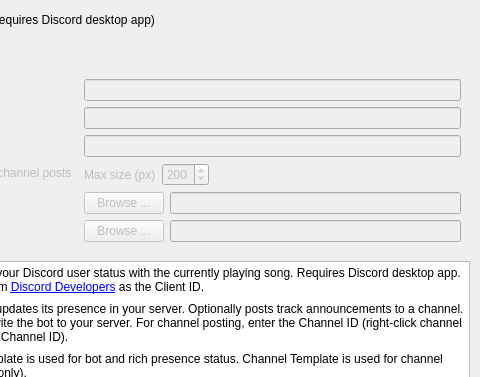
whatsnowplaying/whats-now-playing, file nowplaying/resources/ui/discordbot.ui: the form before one commit; both pictures show x 160 to 640 and y 0 to 377 of the 640 by 520 pixel window.
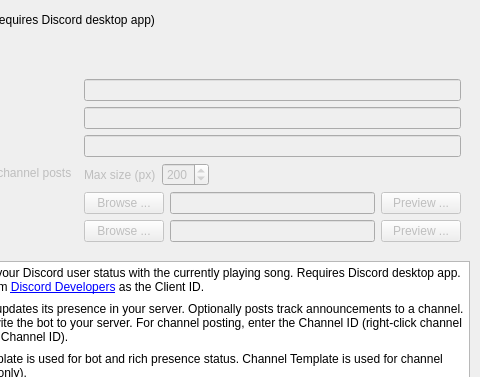
The form after the commit.

```diff
--- a/nowplaying/resources/ui/discordbot.ui
+++ b/nowplaying/resources/ui/discordbot.ui
@@ -185,6 +185,16 @@
           </property>
          </widget>
         </item>
+        <item>
+         <widget class="QPushButton" name="channel_template_preview_button">
+          <property name="enabled">
+           <bool>false</bool>
+          </property>
+          <property name="text">
+           <string>Preview ...</string>
+          </property>
+         </widget>
+        </item>
        </layout>
       </item>
       <item row="5" column="0">
@@ -216,6 +226,16 @@
           </property>
          </widget>
         </item>
+        <item>
+         <widget class="QPushButton" name="template_preview_button">
+          <property name="enabled">
+           <bool>false</bool>
+          </property>
+          <property name="text">
+           <string>Preview ...</string>
+          </property>
+         </widget>
+        </item>
        </layout>
       </item>
      </layout>
```
